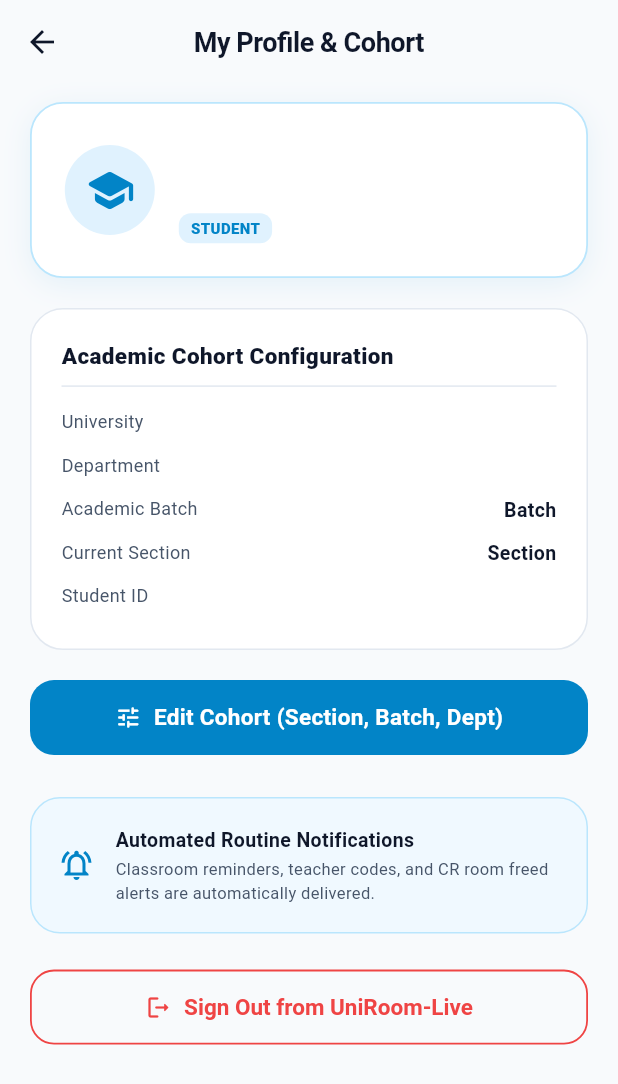
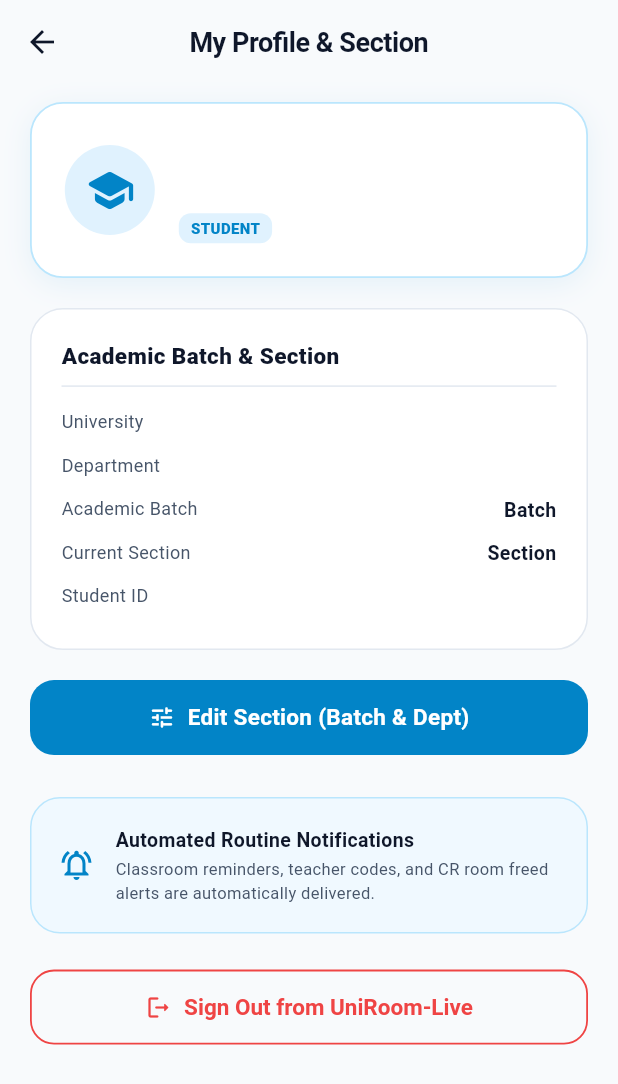
Before and after one commit to TanvirLogic/UniRoom-2.0, a Flutter app: the CohortProfileScreen screen opened directly, on a phone screen of 412 x 824 dp. Shown: the top 1084 px of the screen. Run offline on Flutter 3.47's test engine with Material 3 defaults, Android fonts, the phone set to English and light mode, and no system bars; our stand-ins replace firebase_core, firebase_messaging, shared_preferences; accounts and stored records are empty; network calls fail.

Commit message:
refactor: replace Roster with Students and Cohort with Section/Batch across app and backend

```diff
--- a/mobile/lib/screens/classroom_detail_screen.dart
+++ b/mobile/lib/screens/classroom_detail_screen.dart
@@ -240,8 +240,8 @@ class _ClassroomDetailScreenState extends State<ClassroomDetailScreen>
   void _addNoteDialog() {
     _noteTitleCtrl.clear();
     _noteCtrl.clear();
-    String targetCohort = 'All Cohorts';
-    final cohortOptions = ['All Cohorts', ...widget.classroom.cohorts];
+    String targetCohort = 'All Sections';
+    final cohortOptions = ['All Sections', ...widget.classroom.cohorts];
     bool isSubmitting = false;
 
     showModalBottomSheet(
@@ -350,12 +350,12 @@ class _ClassroomDetailScreenState extends State<ClassroomDetailScreen>
                 ),
                 const SizedBox(height: 14),
 
-                // Cohort Dropdown if multiple cohorts
+                // Section Dropdown if multiple sections exist
                 if (cohortOptions.length > 1) ...[
                   DropdownButtonFormField<String>(
                     initialValue: targetCohort,
                     decoration: InputDecoration(
-                      labelText: 'Target Cohort / Section',
+                      labelText: 'Target Batch & Section',
                       prefixIcon: const Icon(Icons.groups_rounded, color: AppColors.primarySky, size: 20),
                       filled: true,
                       fillColor: AppColors.background,
@@ -449,7 +449,7 @@ class _ClassroomDetailScreenState extends State<ClassroomDetailScreen>
                             String? targetBatch;
                             String? targetSection;
 
-                            if (targetCohort != 'All Cohorts') {
+                            if (targetCohort != 'All Sections' && targetCohort != 'All Cohorts') {
                               for (final c in widget.classroom.distinctCohorts) {
                                 if (c.label == targetCohort) {
                                   targetBatch = c.batch;
@@ -553,8 +553,8 @@ class _ClassroomDetailScreenState extends State<ClassroomDetailScreen>
     _lecTopicsCtrl.clear();
     _lecLinkCtrl.clear();
 
-    String targetCohort = 'All Cohorts';
-    final cohortOptions = ['All Cohorts', ...widget.classroom.cohorts];
+    String targetCohort = 'All Sections';
+    final cohortOptions = ['All Sections', ...widget.classroom.cohorts];
 
     showModalBottomSheet(
       context: context,
@@ -702,7 +702,7 @@ class _ClassroomDetailScreenState extends State<ClassroomDetailScreen>
                   DropdownButtonFormField<String>(
                     initialValue: targetCohort,
                     decoration: InputDecoration(
-                      labelText: 'Assigned Cohort',
+                      labelText: 'Assigned Section',
                       prefixIcon: const Icon(Icons.groups_rounded, color: AppColors.primarySky, size: 20),
                       filled: true,
                       fillColor: AppColors.background,
@@ -886,7 +886,7 @@ class _ClassroomDetailScreenState extends State<ClassroomDetailScreen>
             ),
             Tab(
               icon: const Icon(Icons.people_alt_outlined, size: 20),
-              text: 'Roster (${_classmates.length})',
+              text: 'Students (${_classmates.length})',
             ),
           ],
         ),
@@ -1225,7 +1225,7 @@ class _ClassroomDetailScreenState extends State<ClassroomDetailScreen>
                         style: TextStyle(fontSize: 11, fontWeight: FontWeight.w800, color: AppColors.primarySky),
                       ),
                     ),
-                    if (cohort != null && cohort.isNotEmpty && cohort != 'All Cohorts') ...[
+                    if (cohort != null && cohort.isNotEmpty && cohort != 'All Cohorts' && cohort != 'All Sections') ...[
                       const SizedBox(width: 6),
                       Container(
                         padding: const EdgeInsets.symmetric(horizontal: 7, vertical: 2.5),
@@ -1493,7 +1493,7 @@ class _ClassroomDetailScreenState extends State<ClassroomDetailScreen>
                   color: AppColors.textPrimary,
                 ),
               ),
-              if (cohort != null && cohort.isNotEmpty && cohort != 'All Cohorts') ...[
+              if (cohort != null && cohort.isNotEmpty && cohort != 'All Cohorts' && cohort != 'All Sections') ...[
                 const SizedBox(height: 4),
                 Container(
                   padding: const EdgeInsets.symmetric(horizontal: 6, vertical: 2),
@@ -1580,7 +1580,7 @@ class _ClassroomDetailScreenState extends State<ClassroomDetailScreen>
             ),
             child: Row(
               children: [
-                const Text('Cohort: ', style: TextStyle(fontSize: 12, fontWeight: FontWeight.w700, color: AppColors.textSecondary)),
+                const Text('Section: ', style: TextStyle(fontSize: 12, fontWeight: FontWeight.w700, color: AppColors.textSecondary)),
                 const SizedBox(width: 8),
                 Expanded(
                   child: SingleChildScrollView(
@@ -1654,7 +1654,7 @@ class _ClassroomDetailScreenState extends State<ClassroomDetailScreen>
     if (filtered.isEmpty) {
       return const Center(
         child: Text(
-          'No students found in section roster.',
+          'No students found in this section.',
           style: TextStyle(color: AppColors.textSecondary, fontWeight: FontWeight.w600),
         ),
       );
--- a/mobile/lib/screens/cohort_profile_screen.dart
+++ b/mobile/lib/screens/cohort_profile_screen.dart
@@ -94,7 +94,7 @@ class _CohortProfileScreenState extends State<CohortProfileScreen> {
                   const SizedBox(height: 18),
 
                   const Text(
-                    'Update Cohort & Identity',
+                    'Update Academic Section & Identity',
                     style: TextStyle(
                       fontSize: 18,
                       fontWeight: FontWeight.w800,
@@ -230,14 +230,14 @@ class _CohortProfileScreenState extends State<CohortProfileScreen> {
                         );
                         messenger.showSnackBar(
                           const SnackBar(
-                            content: Text('Cohort updated! Today\'s schedule and routine are now synchronized.'),
+                            content: Text('Academic section updated! Today\'s schedule and routine are now synchronized.'),
                             backgroundColor: AppColors.success,
                           ),
                         );
                       } else {
                         messenger.showSnackBar(
                           SnackBar(
-                            content: Text(auth.errorMessage ?? 'Failed to update cohort'),
+                            content: Text(auth.errorMessage ?? 'Failed to update section details'),
                             backgroundColor: AppColors.error,
                           ),
                         );
@@ -308,7 +308,7 @@ class _CohortProfileScreenState extends State<CohortProfileScreen> {
     return Scaffold(
       backgroundColor: AppColors.background,
       appBar: AppBar(
-        title: const Text('My Profile & Cohort'),
+        title: const Text('My Profile & Section'),
       ),
       body: SingleChildScrollView(
         padding: EdgeInsets.symmetric(
@@ -322,18 +322,18 @@ class _CohortProfileScreenState extends State<CohortProfileScreen> {
             _buildProfileHero(user),
             const SizedBox(height: 20),
 
-            // Academic Cohort Overview Card
+            // Academic Section Overview Card
             _buildCohortCard(user),
             const SizedBox(height: 20),
 
-            // Edit Cohort Button
+            // Edit Section Button
             ElevatedButton.icon(
               onPressed: () => _openEditCohortSheet(context, user),
               icon: const Icon(Icons.tune_rounded, size: 18),
               label: Text(
                 MediaQuery.sizeOf(context).width < 380
-                    ? 'Edit Academic Cohort'
-                    : 'Edit Cohort (Section, Batch, Dept)',
+                    ? 'Edit Academic Section'
+                    : 'Edit Section (Batch & Dept)',
               ),
               style: ElevatedButton.styleFrom(
                 backgroundColor: AppColors.primarySky,
@@ -440,7 +440,7 @@ class _CohortProfileScreenState extends State<CohortProfileScreen> {
         crossAxisAlignment: CrossAxisAlignment.start,
         children: [
           const Text(
-            'Academic Cohort Configuration',
+            'Academic Batch & Section',
             style: TextStyle(fontSize: 15, fontWeight: FontWeight.w800, color: AppColors.textPrimary),
           ),
           const Divider(color: AppColors.border, height: 20),
--- a/mobile/lib/screens/cr_attendance_screen.dart
+++ b/mobile/lib/screens/cr_attendance_screen.dart
@@ -819,7 +819,7 @@ class _CrAttendanceScreenState extends State<CrAttendanceScreen> {
             onPressed: _showAddStudentDialog,
           ),
           IconButton(
-            tooltip: 'Refresh Roster',
+            tooltip: 'Refresh Students',
             icon: const Icon(Icons.refresh_rounded),
             onPressed: () => _loadCohortAndRoster(forceRefresh: true),
           ),
--- a/mobile/lib/screens/faculty_classrooms_screen.dart
+++ b/mobile/lib/screens/faculty_classrooms_screen.dart
@@ -484,7 +484,7 @@ class _FacultyClassroomsScreenState extends State<FacultyClassroomsScreen> {
                     const SizedBox(height: 7),
                     if (distinctCohorts.isEmpty)
                       const Text(
-                        'General Cohort',
+                        'All Sections',
                         style: TextStyle(fontSize: 12, color: AppColors.textSecondary),
                       )
                     else
--- a/mobile/lib/screens/home_screen.dart
+++ b/mobile/lib/screens/home_screen.dart
@@ -179,7 +179,7 @@ class HomeScreen extends StatelessWidget {
                       if (user.batch != null && user.section != null) ...[
                         _buildInfoRow(
                           icon: Icons.group_outlined,
-                          title: 'Academic Cohort',
+                          title: 'Batch & Section',
                           value: 'Batch ${user.batch} • Section ${user.section}',
                         ),
                         const Divider(height: 20, color: AppColors.border),
--- a/mobile/lib/services/attendance_service.dart
+++ b/mobile/lib/services/attendance_service.dart
@@ -309,7 +309,7 @@ class AttendanceService {
     buffer.writeln('📌 Class Attendance Report');
     buffer.writeln('📅 Date: $dateFormatted');
     buffer.writeln('📚 Course: $courseDisplay');
-    buffer.writeln('👥 Cohort: $department | Batch: $batch | Section: $section');
+    buffer.writeln('👥 Section: $department | Batch: $batch | Section: $section');
     buffer.writeln('📊 Summary: ${present.length} Present / ${absent.length} Absent (Total: ${allStudents.length})');
     buffer.writeln();
 
```
Also changed, not shown: 6 other files.
